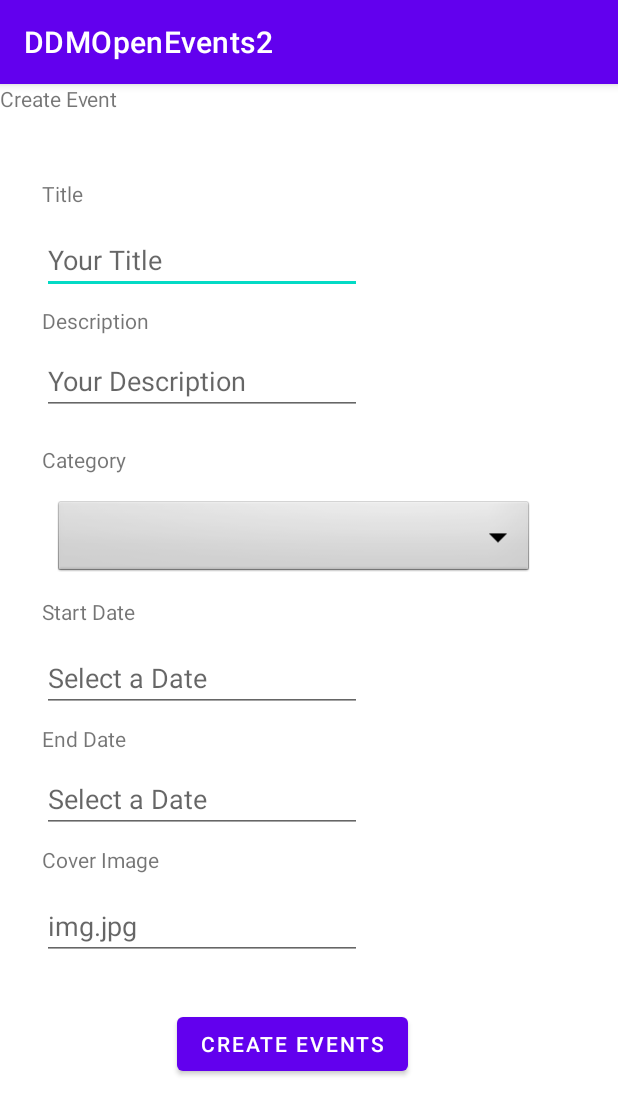
After one commit to martifarre/DDMOpenEvents2Juliol, an Android app: the fragment create_event shown on its own in the app's theme, on a phone screen of 412 x 824 dp. The commit adds this screen. Shown: the top 1115 px of the screen. Run offline under Robolectric (Android 15) with nearby library versions, the phone set to English and light mode, and no system bars.

Commit message:
created event amd details fragment xml

```diff
--- /dev/null
+++ b/app/src/main/java/com/example/ddmopenevents2/create_event.java
@@ -0,0 +1,64 @@
+package com.example.ddmopenevents2;
+
+import android.os.Bundle;
+
+import androidx.fragment.app.Fragment;
+
+import android.view.LayoutInflater;
+import android.view.View;
+import android.view.ViewGroup;
+
+/**
+ * A simple {@link Fragment} subclass.
+ * Use the {@link create_event#newInstance} factory method to
+ * create an instance of this fragment.
+ */
+public class create_event extends Fragment {
+
+    // TODO: Rename parameter arguments, choose names that match
+    // the fragment initialization parameters, e.g. ARG_ITEM_NUMBER
+    private static final String ARG_PARAM1 = "param1";
+    private static final String ARG_PARAM2 = "param2";
+
+    // TODO: Rename and change types of parameters
+    private String mParam1;
+    private String mParam2;
+
+    public create_event() {
+        // Required empty public constructor
+    }
+
+    /**
+     * Use this factory method to create a new instance of
+     * this fragment using the provided parameters.
+     *
+     * @param param1 Parameter 1.
+     * @param param2 Parameter 2.
+     * @return A new instance of fragment create_event.
+     */
+    // TODO: Rename and change types and number of parameters
+    public static create_event newInstance(String param1, String param2) {
+        create_event fragment = new create_event();
+        Bundle args = new Bundle();
+        args.putString(ARG_PARAM1, param1);
+        args.putString(ARG_PARAM2, param2);
+        fragment.setArguments(args);
+        return fragment;
+    }
+
+    @Override
+    public void onCreate(Bundle savedInstanceState) {
+        super.onCreate(savedInstanceState);
+        if (getArguments() != null) {
+            mParam1 = getArguments().getString(ARG_PARAM1);
+            mParam2 = getArguments().getString(ARG_PARAM2);
+        }
+    }
+
+    @Override
+    public View onCreateView(LayoutInflater inflater, ViewGroup container,
+                             Bundle savedInstanceState) {
+        // Inflate the layout for this fragment
+        return inflater.inflate(R.layout.fragment_create_event, container, false);
+    }
+}
--- /dev/null
+++ b/app/src/main/res/layout/fragment_create_event.xml
@@ -0,0 +1,160 @@
+<?xml version="1.0" encoding="utf-8"?>
+<androidx.constraintlayout.widget.ConstraintLayout xmlns:android="http://schemas.android.com/apk/res/android"
+    xmlns:app="http://schemas.android.com/apk/res-auto"
+    xmlns:tools="http://schemas.android.com/tools"
+    android:id="@+id/frameLayout4"
+    android:layout_width="match_parent"
+    android:layout_height="match_parent"
+    tools:context=".create_event">
+
+    <TextView
+        android:id="@+id/createEventTitle"
+        android:layout_width="wrap_content"
+        android:layout_height="wrap_content"
+        android:text="@string/create_event"
+        app:layout_constraintStart_toStartOf="parent"
+        app:layout_constraintTop_toTopOf="parent" />
+
+    <TextView
+        android:id="@+id/createTitle"
+        android:layout_width="wrap_content"
+        android:layout_height="wrap_content"
+        android:layout_marginStart="28dp"
+        android:layout_marginTop="44dp"
+        android:text="@string/title"
+        app:layout_constraintStart_toStartOf="parent"
+        app:layout_constraintTop_toBottomOf="@+id/createEventTitle" />
+
+    <TextView
+        android:id="@+id/createDescriptionTitle"
+        android:layout_width="wrap_content"
+        android:layout_height="wrap_content"
+        android:layout_marginStart="28dp"
+        android:layout_marginTop="8dp"
+        android:text="@string/description"
+        app:layout_constraintStart_toStartOf="parent"
+        app:layout_constraintTop_toBottomOf="@+id/createTitleEdit" />
+
+    <TextView
+        android:id="@+id/createCategoryTitle"
+        android:layout_width="wrap_content"
+        android:layout_height="wrap_content"
+        android:layout_marginStart="28dp"
+        android:layout_marginTop="20dp"
+        android:text="@string/category"
+        app:layout_constraintStart_toStartOf="parent"
+        app:layout_constraintTop_toBottomOf="@+id/createDescriptionEdit" />
+
+    <Spinner
+        android:id="@+id/spinner1"
+        android:layout_width="320dp"
+        android:layout_height="54dp"
+        android:layout_marginStart="36dp"
+        android:layout_marginTop="16dp"
+        android:background="@android:drawable/btn_dropdown"
+        android:spinnerMode="dropdown"
+        app:layout_constraintStart_toStartOf="parent"
+        app:layout_constraintTop_toBottomOf="@+id/createCategoryTitle" />
+
+    <TextView
+        android:id="@+id/createStartTitle"
+        android:layout_width="wrap_content"
+        android:layout_height="wrap_content"
+        android:layout_marginStart="28dp"
+        android:layout_marginTop="12dp"
+        android:text="@string/start_date"
+        app:layout_constraintStart_toStartOf="parent"
+        app:layout_constraintTop_toBottomOf="@+id/spinner1" />
+
+    <TextView
+        android:id="@+id/createStartTitle2"
+        android:layout_width="wrap_content"
+        android:layout_height="wrap_content"
+        android:layout_marginStart="28dp"
+        android:layout_marginTop="8dp"
+        android:text="@string/end_date"
+        app:layout_constraintStart_toStartOf="parent"
+        app:layout_constraintTop_toBottomOf="@+id/createEditTextDate" />
+
+    <TextView
+        android:id="@+id/createCoverTitle"
+        android:layout_width="wrap_content"
+        android:layout_height="wrap_content"
+        android:layout_marginStart="28dp"
+        android:layout_marginTop="8dp"
+        android:text="@string/cover_image"
+        app:layout_constraintStart_toStartOf="parent"
+        app:layout_constraintTop_toBottomOf="@+id/editTextDate2" />
+
+    <EditText
+        android:id="@+id/createTitleEdit"
+        android:layout_width="wrap_content"
+        android:layout_height="wrap_content"
+        android:layout_marginStart="28dp"
+        android:layout_marginTop="12dp"
+        android:ems="10"
+        android:hint="@string/your_title"
+        android:inputType="textPersonName"
+        app:layout_constraintStart_toStartOf="parent"
+        app:layout_constraintTop_toBottomOf="@+id/createTitle" />
+
+    <EditText
+        android:id="@+id/createDescriptionEdit"
+        android:layout_width="wrap_content"
+        android:layout_height="wrap_content"
+        android:layout_marginStart="28dp"
+        android:layout_marginTop="8dp"
+        android:ems="10"
+        android:hint="@string/your_description"
+        android:inputType="textPersonName"
+        app:layout_constraintStart_toStartOf="parent"
+        app:layout_constraintTop_toBottomOf="@+id/createDescriptionTitle" />
+
+    <EditText
+        android:id="@+id/createEditTextDate"
+        android:layout_width="wrap_content"
+        android:layout_height="wrap_content"
+        android:layout_marginStart="28dp"
+        android:layout_marginTop="12dp"
+        android:ems="10"
+        android:hint="@string/select_a_date"
+        android:inputType="date"
+        app:layout_constraintStart_toStartOf="parent"
+        app:layout_constraintTop_toBottomOf="@+id/createStartTitle" />
+
+    <EditText
+        android:id="@+id/editTextDate2"
+        android:layout_width="wrap_content"
+        android:layout_height="wrap_content"
+        android:layout_marginStart="28dp"
+        android:layout_marginTop="8dp"
+        android:ems="10"
+        android:hint="@string/select_a_date"
+        android:inputType="date"
+        app:layout_constraintStart_toStartOf="parent"
+        app:layout_constraintTop_toBottomOf="@+id/createStartTitle2" />
+
+    <EditText
+        android:id="@+id/createImageEditText"
+        android:layout_width="wrap_content"
+        android:layout_height="wrap_content"
+        android:layout_marginStart="28dp"
+        android:layout_marginTop="12dp"
+        android:ems="10"
+        android:hint="@string/img_jpg"
+        android:inputType="textPersonName"
+        app:layout_constraintStart_toStartOf="parent"
+        app:layout_constraintTop_toBottomOf="@+id/createCoverTitle" />
+
+    <Button
+        android:id="@+id/createEventsButton"
+        android:layout_width="wrap_content"
+        android:layout_height="wrap_content"
+        android:layout_marginTop="32dp"
+        android:text="@string/create_events"
+        app:layout_constraintEnd_toEndOf="parent"
+        app:layout_constraintHorizontal_bias="0.457"
+        app:layout_constraintStart_toStartOf="parent"
+        app:layout_constraintTop_toBottomOf="@+id/createImageEditText" />
+
+</androidx.constraintlayout.widget.ConstraintLayout>
--- a/app/src/main/res/values/strings.xml
+++ b/app/src/main/res/values/strings.xml
@@ -12,12 +12,24 @@
     <string name="name">Name</string>
     <string name="first_name">First Name</string>
     <string name="last_name">Last Name</string>
-    <string name="password">Password</string>
-    <string name="password">Password</string>
     <string name="profile_picture">Profile Picture</string>
     <string name="create_account">Create Account</string>
-    <string name="your_email">Your email</string>
     <string name="your_first_name">Your first name</string>
     <string name="your_last_name">Your last name</string>
     <string name="img_jpg">img.jpg</string>
+    <string name="events">Events</string>
+    <string name="attend">ATTEND</string>
+    <string name="create_event">Create Event</string>
+    <string name="title">Title</string>
+    <string name="description">Description</string>
+    <string name="category">Category</string>
+    <string name="your_title">Your Title</string>
+    <string name="your_description">Your Description</string>
+    <string name="category">Category</string>
+    <string name="start_date">Start Date</string>
+    <string name="select_a_date">Select a Date</string>
+    <string name="end_date">End Date</string>
+    <string name="cover_image">Cover Image</string>
+    <string name="create_events">CREATE EVENTS</string>
+    <string name="img_jpg">img.jpg</string>
 </resources>
```
Also changed, not shown: app/src/main/java/com/example/ddmopenevents2/details_events.java (added, +64 -0 lines), app/src/main/res/layout/fragment_details_events.xml (added, +60 -0 lines).
